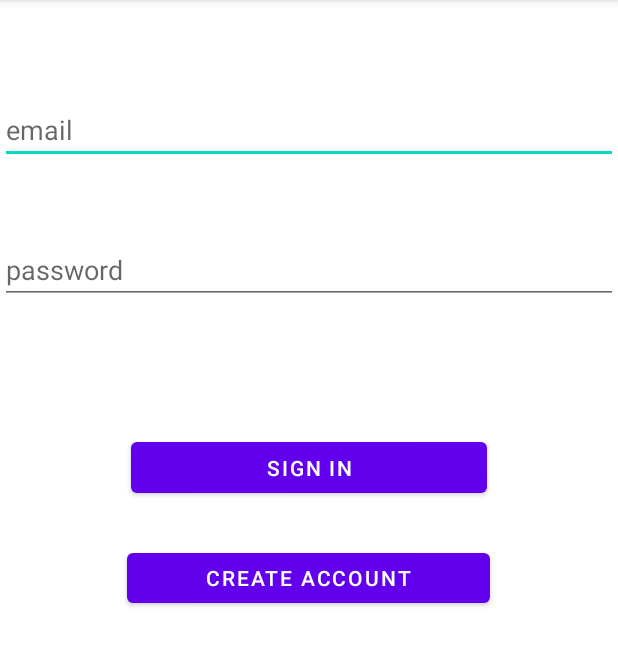
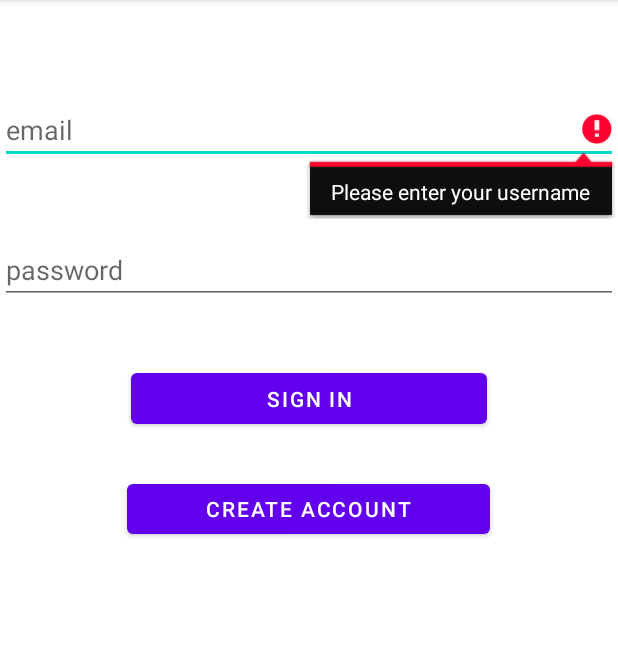
Before and after one commit to Andrei961130/ProiectLicenta, an Android app: the screen it shows after launch (MainActivity before the commit, AuthenticationActivity after it), after a tap on "SIGN IN", on a phone screen of 412 x 824 dp, the part 84-750 px from its top. Run offline under Robolectric (Android 15) with nearby library versions, the phone set to English and light mode, and no system bars; our stand-ins replace Firebase (no records; nobody signed in at launch, a user with empty details on screens opened directly).

Commit message:
[FEAT] Created Login functionality

```diff
--- a/PulseOximeter2021/app/build.gradle
+++ b/PulseOximeter2021/app/build.gradle
@@ -34,7 +34,8 @@ dependencies {
     implementation 'androidx.appcompat:appcompat:1.2.0'
     implementation 'com.google.android.material:material:1.3.0'
     implementation 'androidx.constraintlayout:constraintlayout:2.0.4'
-    implementation 'com.google.firebase:firebase-auth:19.3.1'
+    implementation 'com.google.firebase:firebase-auth:20.0.2'
+    implementation 'androidx.legacy:legacy-support-v4:1.0.0'
     testImplementation 'junit:junit:4.+'
     androidTestImplementation 'androidx.test.ext:junit:1.1.2'
     androidTestImplementation 'androidx.test.espresso:espresso-core:3.3.0'
--- a/PulseOximeter2021/app/src/main/AndroidManifest.xml
+++ b/PulseOximeter2021/app/src/main/AndroidManifest.xml
@@ -9,7 +9,7 @@
         android:roundIcon="@mipmap/ic_launcher_round"
         android:supportsRtl="true"
         android:theme="@style/Theme.PulseOximeter2021">
-        <activity android:name=".MainActivity">
+        <activity android:name=".Authenticate.AuthenticationActivity">
             <intent-filter>
                 <action android:name="android.intent.action.MAIN" />
 
--- /dev/null
+++ b/PulseOximeter2021/app/src/main/java/com/example/pulseoximeter2021/Authenticate/AuthenticationActivity.java
@@ -0,0 +1,34 @@
+package com.example.pulseoximeter2021.Authenticate;
+
+import androidx.annotation.NonNull;
+import androidx.appcompat.app.AlertDialog;
+import androidx.appcompat.app.AppCompatActivity;
+
+import android.content.DialogInterface;
+import android.os.Bundle;
+import android.view.View;
+import android.widget.Button;
+import android.widget.EditText;
+import android.widget.Toast;
+
+import com.example.pulseoximeter2021.R;
+import com.google.android.gms.tasks.OnCompleteListener;
+import com.google.android.gms.tasks.Task;
+import com.google.firebase.auth.AuthResult;
+import com.google.firebase.auth.FirebaseAuth;
+import com.google.firebase.auth.FirebaseUser;
+
+public class AuthenticationActivity extends AppCompatActivity
+{
+
+    @Override
+    protected void onCreate(Bundle savedInstanceState) {
+        super.onCreate(savedInstanceState);
+        setContentView(R.layout.activity_auth);
+
+        getSupportFragmentManager()
+                .beginTransaction()
+                .add(R.id.activity_auth_fragment_container, new LoginFragment())
+                .commit();
+    }
+}
--- /dev/null
+++ b/PulseOximeter2021/app/src/main/java/com/example/pulseoximeter2021/Authenticate/LoginFragment.java
@@ -0,0 +1,93 @@
+package com.example.pulseoximeter2021.Authenticate;
+
+import android.app.Activity;
+import android.os.Bundle;
+
+import androidx.annotation.NonNull;
+import androidx.fragment.app.Fragment;
+
+import android.view.LayoutInflater;
+import android.view.View;
+import android.view.ViewGroup;
+import android.widget.Button;
+import android.widget.EditText;
+import android.widget.Toast;
+
+import com.example.pulseoximeter2021.R;
+import com.google.android.gms.tasks.OnCompleteListener;
+import com.google.android.gms.tasks.Task;
+import com.google.firebase.auth.AuthResult;
+import com.google.firebase.auth.FirebaseAuth;
+
+import java.util.concurrent.Executor;
+
+public class LoginFragment extends Fragment {
+
+    private FirebaseAuth mAuth = FirebaseAuth.getInstance();
+    private FirebaseAuth.AuthStateListener mAuthListener;
+
+    private EditText etEmail;
+    private EditText etPassword;
+    private Button btnSignIn;
+    private Button btnCreateAccount;
+
+    public LoginFragment() {}
+
+    @Override
+    public void onCreate(Bundle savedInstanceState) {
+        super.onCreate(savedInstanceState);
+
+    }
+
+    @Override
+    public View onCreateView(LayoutInflater inflater, ViewGroup container,
+                             Bundle savedInstanceState)
+    {
+        View view = inflater.inflate(R.layout.fragment_login, container, false);
+
+        etEmail = view.findViewById(R.id.fragment_login_et_email);
+        etPassword = view.findViewById(R.id.fragment_login_et_password);
+        btnSignIn = view.findViewById(R.id.fragment_login_btn_sign_in);
+        btnCreateAccount = view.findViewById(R.id.fragment_login_btn_create_account);
+
+        btnSignIn.setOnClickListener(this::loginButtonClick);
+
+        btnCreateAccount.setOnClickListener(this::createAccountClick);
+
+        Toast.makeText(getActivity().getApplicationContext(), "User logged in", Toast.LENGTH_LONG).show();
+
+        return view;
+    }
+
+    private void createAccountClick(View view)
+    {
+
+    }
+
+    private void loginButtonClick(View view)
+    {
+        String emailStr = etEmail.getText().toString();
+        String passwordStr = etPassword.getText().toString();
+
+        if(emailStr.isEmpty())
+        {
+            etEmail.setError("Please enter your username");
+            etEmail.requestFocus();
+        }
+        else if(passwordStr.isEmpty())
+        {
+            etPassword.setError("Please enter your password");
+            etPassword.requestFocus();
+        }
+        else if(!(emailStr.isEmpty() && passwordStr.isEmpty()))
+        {
+            mAuth.createUserWithEmailAndPassword(emailStr, passwordStr).addOnCompleteListener(getActivity(), task -> {
+                if (!task.isSuccessful()) {
+                    Toast.makeText(getActivity().getApplicationContext(), task.getException().getMessage(), Toast.LENGTH_LONG).show();
+                } else {
+                    Toast.makeText(getActivity().getApplicationContext(), "User logged in", Toast.LENGTH_LONG).show();
+                }
+            });
+        }
+    }
+}
--- a/PulseOximeter2021/app/src/main/java/com/example/pulseoximeter2021/MainActivity.java
+++ /dev/null
@@ -1,136 +0,0 @@
-package com.example.pulseoximeter2021;
-
-import androidx.annotation.NonNull;
-import androidx.appcompat.app.AlertDialog;
-import androidx.appcompat.app.AppCompatActivity;
-
-import android.content.DialogInterface;
-import android.graphics.Color;
-import android.os.Bundle;
-import android.util.Log;
-import android.view.View;
-import android.widget.Button;
-import android.widget.EditText;
-import android.widget.Toast;
-
-import com.google.android.gms.tasks.OnCompleteListener;
-import com.google.android.gms.tasks.Task;
-import com.google.firebase.auth.AuthResult;
-import com.google.firebase.auth.FirebaseAuth;
-import com.google.firebase.auth.FirebaseUser;
-
-public class MainActivity extends AppCompatActivity implements View.OnClickListener
-{
-    private FirebaseAuth mAuth = FirebaseAuth.getInstance();
-    private FirebaseAuth.AuthStateListener mAuthListener;
-
-    private EditText edtEmail;
-    private EditText edtPassword;
-    private Button btnSignIn;
-    private Button btnCreateAccount;
-
-    @Override
-    protected void onCreate(Bundle savedInstanceState) {
-        super.onCreate(savedInstanceState);
-        setContentView(R.layout.activity_main);
-
-        edtEmail = findViewById(R.id.edt_email);
-        edtPassword = findViewById(R.id.edt_password);
-        btnSignIn = findViewById(R.id.btn_sign_in);
-        btnCreateAccount = findViewById(R.id.btn_create_account);
-
-        findViewById(R.id.btn_sign_in).setOnClickListener(this);
-        findViewById(R.id.btn_create_account).setOnClickListener(this);
-
-        mAuthListener = new FirebaseAuth.AuthStateListener() {
-            @Override
-            public void onAuthStateChanged(@NonNull FirebaseAuth firebaseAuth) {
-                FirebaseUser user = firebaseAuth.getCurrentUser();
-                if (user != null) {
-                    Toast.makeText(getBaseContext(), "User signed in", Toast.LENGTH_SHORT).show();
-                } else {
-                    Toast.makeText(getBaseContext(), "User signed out", Toast.LENGTH_SHORT).show();
-                }
-                //updateUI(user);
-            }
-        };
-    }
-
-    @Override
-    public void onStart() {
-        super.onStart();
-        mAuth.addAuthStateListener(mAuthListener);
-    }
-
-    @Override
-    public void onStop() {
-        super.onStop();
-        if (mAuthListener != null) {
-            mAuth.removeAuthStateListener(mAuthListener);
-        }
-    }
-
-    private void createAccount(String email, String password)
-    {
-        mAuth.createUserWithEmailAndPassword(email, password).addOnCompleteListener(this, new OnCompleteListener<AuthResult>() {
-            @Override
-            public void onComplete(@NonNull Task<AuthResult> task) {
-                if (!task.isSuccessful()) {
-                    Toast.makeText(getBaseContext(), task.getException().getMessage(), Toast.LENGTH_LONG).show();
-                } else {
-                    Toast.makeText(getBaseContext(), "Account created", Toast.LENGTH_LONG).show();
-                }
-            }
-        });
-    }
-
-    private void signIn(String email, String password)
-    {
-
-        mAuth.signInWithEmailAndPassword(email, password).addOnCompleteListener(this, new OnCompleteListener<AuthResult>() {
-            @Override
-            public void onComplete(@NonNull Task<AuthResult> task) {
-                if (!task.isSuccessful()) {
-                    Toast.makeText(getBaseContext(), task.getException().getMessage(), Toast.LENGTH_LONG).show();
-                } else {
-                    Toast.makeText(getBaseContext(), "User logged in", Toast.LENGTH_LONG).show();
-                }
-            }
-        });
-    }
-
-    private void signOut() {
-        AlertDialog.Builder alert = new AlertDialog.Builder(this);
-        alert.setMessage("Logout");
-        alert.setCancelable(false);
-        alert.setPositiveButton(android.R.string.yes, new DialogInterface.OnClickListener() {
-            @Override
-            public void onClick(DialogInterface dialogInterface, int i) {
-                mAuth.signOut();
-                //updateUI(null);
-            }
-        });
-        alert.setNegativeButton(android.R.string.no, new DialogInterface.OnClickListener() {
-            @Override
-            public void onClick(DialogInterface dialogInterface, int i) {
-                dialogInterface.dismiss();
-            }
-        });
-        alert.show();
-    }
-
-    @Override
-    public void onClick(View v){
-        switch (v.getId())
-        {
-            case R.id.btn_sign_in:
-                signIn(edtEmail.getText().toString(), edtPassword.getText().toString());
-                break;
-            case R.id.btn_create_account:
-                createAccount(edtEmail.getText().toString(), edtPassword.getText().toString());
-                break;
-            default:
-                break;
-        }
-    }
-}
--- /dev/null
+++ b/PulseOximeter2021/app/src/main/res/layout/activity_auth.xml
@@ -0,0 +1,14 @@
+<?xml version="1.0" encoding="utf-8"?>
+<androidx.constraintlayout.widget.ConstraintLayout xmlns:android="http://schemas.android.com/apk/res/android"
+    xmlns:tools="http://schemas.android.com/tools"
+    android:layout_width="match_parent"
+    android:layout_height="match_parent"
+    tools:context=".Authenticate.AuthenticationActivity">
+
+    <FrameLayout
+        android:id="@+id/activity_auth_fragment_container"
+        android:layout_width="match_parent"
+        android:layout_height="match_parent">
+    </FrameLayout>
+
+</androidx.constraintlayout.widget.ConstraintLayout>
--- a/PulseOximeter2021/app/src/main/res/layout/activity_main.xml
+++ b/PulseOximeter2021/app/src/main/res/layout/fragment_login.xml
@@ -4,22 +4,22 @@
     xmlns:tools="http://schemas.android.com/tools"
     android:layout_width="match_parent"
     android:layout_height="match_parent"
-    tools:context=".MainActivity">
+    tools:context=".Authenticate.LoginFragment">
 
     <Button
-        android:id="@+id/btn_sign_in"
+        android:id="@+id/fragment_login_btn_sign_in"
         style="?android:attr/button"
         android:layout_width="237dp"
         android:layout_height="46dp"
-        android:layout_marginTop="86dp"
+        android:layout_marginTop="40dp"
         android:layout_weight="1"
         android:text="sign in"
         app:layout_constraintEnd_toEndOf="parent"
         app:layout_constraintStart_toStartOf="parent"
-        app:layout_constraintTop_toBottomOf="@+id/edt_password" />
+        app:layout_constraintTop_toBottomOf="@+id/fragment_login_et_password" />
 
     <EditText
-        android:id="@+id/edt_email"
+        android:id="@+id/fragment_login_et_email"
         android:layout_width="match_parent"
         android:layout_height="wrap_content"
         android:layout_marginTop="64dp"
@@ -32,7 +32,7 @@
         app:layout_constraintTop_toTopOf="parent" />
 
     <com.google.android.material.textfield.TextInputEditText
-        android:id="@+id/edt_password"
+        android:id="@+id/fragment_login_et_password"
         android:layout_width="match_parent"
         android:layout_height="wrap_content"
         android:layout_marginTop="48dp"
@@ -42,10 +42,10 @@
         app:layout_constraintEnd_toEndOf="parent"
         app:layout_constraintHorizontal_bias="0.0"
         app:layout_constraintStart_toStartOf="parent"
-        app:layout_constraintTop_toBottomOf="@+id/edt_email" />
+        app:layout_constraintTop_toBottomOf="@+id/fragment_login_et_email" />
 
     <Button
-        android:id="@+id/btn_create_account"
+        android:id="@+id/fragment_login_btn_create_account"
         style="?android:attr/button"
         android:layout_width="242dp"
         android:layout_height="45dp"
@@ -55,5 +55,5 @@
         app:layout_constraintEnd_toEndOf="parent"
         app:layout_constraintHorizontal_bias="0.497"
         app:layout_constraintStart_toStartOf="parent"
-        app:layout_constraintTop_toBottomOf="@+id/btn_sign_in" />
+        app:layout_constraintTop_toBottomOf="@+id/fragment_login_btn_sign_in" />
 </androidx.constraintlayout.widget.ConstraintLayout>
--- a/PulseOximeter2021/app/src/main/res/values-night/themes.xml
+++ b/PulseOximeter2021/app/src/main/res/values-night/themes.xml
@@ -13,4 +13,9 @@
         <item name="android:statusBarColor" tools:targetApi="l">?attr/colorPrimaryVariant</item>
         <!-- Customize your theme here. -->
     </style>
+
+    <style name="ThemeOverlay.PulseOximeter2021.FullscreenContainer" parent="">
+        <item name="fullscreenBackgroundColor">@color/light_blue_900</item>
+        <item name="fullscreenTextColor">@color/light_blue_A400</item>
+    </style>
 </resources>
--- /dev/null
+++ b/PulseOximeter2021/app/src/main/res/values/attrs.xml
@@ -0,0 +1,6 @@
+<resources>
+    <declare-styleable name="FullscreenAttrs">
+        <attr name="fullscreenBackgroundColor" format="color" />
+        <attr name="fullscreenTextColor" format="color" />
+    </declare-styleable>
+</resources>
--- a/PulseOximeter2021/app/src/main/res/values/colors.xml
+++ b/PulseOximeter2021/app/src/main/res/values/colors.xml
@@ -7,4 +7,9 @@
     <color name="teal_700">#FF018786</color>
     <color name="black">#FF000000</color>
     <color name="white">#FFFFFFFF</color>
+    <color name="light_blue_600">#FF039BE5</color>
+    <color name="light_blue_900">#FF01579B</color>
+    <color name="light_blue_A200">#FF40C4FF</color>
+    <color name="light_blue_A400">#FF00B0FF</color>
+    <color name="black_overlay">#66000000</color>
 </resources>
--- a/PulseOximeter2021/app/src/main/res/values/strings.xml
+++ b/PulseOximeter2021/app/src/main/res/values/strings.xml
@@ -1,3 +1,5 @@
 <resources>
     <string name="app_name">Pulse Oximeter 2021</string>
+    <string name="dummy_button">Dummy Button</string>
+    <string name="dummy_content">DUMMY\nCONTENT</string>
 </resources>
--- a/PulseOximeter2021/app/src/main/res/values/themes.xml
+++ b/PulseOximeter2021/app/src/main/res/values/themes.xml
@@ -13,4 +13,9 @@
         <item name="android:statusBarColor" tools:targetApi="l">?attr/colorPrimaryVariant</item>
         <!-- Customize your theme here. -->
     </style>
+
+    <style name="ThemeOverlay.PulseOximeter2021.FullscreenContainer" parent="">
+        <item name="fullscreenBackgroundColor">@color/light_blue_600</item>
+        <item name="fullscreenTextColor">@color/light_blue_A200</item>
+    </style>
 </resources>
```
Also changed, not shown: PulseOximeter2021/app/src/main/java/com/example/pulseoximeter2021/FirebaseManager/FirebaseManager.java (deleted, +0 -9 lines), PulseOximeter2021/app/src/main/res/values/styles.xml (added, +7 -0 lines).
